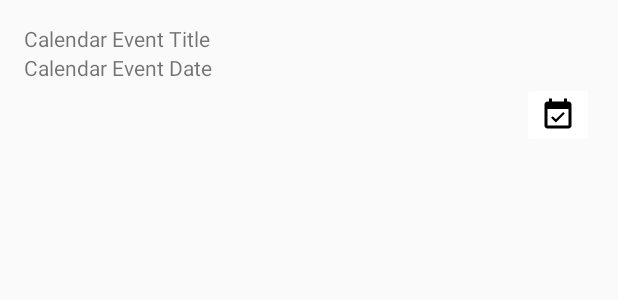
After one commit to mynameissunilk/SpaceProject, an Android app: the layout calendar_list_item.xml on its own in the app's theme, with its tools: preview values and no code run, on a phone screen of 412 x 824 dp. The commit adds this screen. Shown: the top 300 px of the screen. Run offline under Robolectric (Android 15) with nearby library versions, the phone set to English and light mode, and no system bars.

Commit message:
started calendar cardview

```diff
--- /dev/null
+++ b/Project3/app/src/main/res/drawable/ic_event_available_black_24dp.xml
@@ -0,0 +1,9 @@
+<vector xmlns:android="http://schemas.android.com/apk/res/android"
+        android:width="24dp"
+        android:height="24dp"
+        android:viewportWidth="24.0"
+        android:viewportHeight="24.0">
+    <path
+        android:fillColor="#FF000000"
+        android:pathData="M16.53,11.06L15.47,10l-4.88,4.88 -2.12,-2.12 -1.06,1.06L10.59,17l5.94,-5.94zM19,3h-1L18,1h-2v2L8,3L8,1L6,1v2L5,3c-1.11,0 -1.99,0.9 -1.99,2L3,19c0,1.1 0.89,2 2,2h14c1.1,0 2,-0.9 2,-2L21,5c0,-1.1 -0.9,-2 -2,-2zM19,19L5,19L5,8h14v11z"/>
+</vector>
--- a/Project3/app/src/main/res/layout/activity_main.xml
+++ b/Project3/app/src/main/res/layout/activity_main.xml
@@ -1,4 +1,6 @@
 <?xml version="1.0" encoding="utf-8"?>
+
+
 <LinearLayout xmlns:android="http://schemas.android.com/apk/res/android"
     xmlns:tools="http://schemas.android.com/tools"
     android:layout_width="match_parent"
--- /dev/null
+++ b/Project3/app/src/main/res/layout/calendar_list_item.xml
@@ -0,0 +1,31 @@
+<?xml version="1.0" encoding="utf-8"?>
+<LinearLayout xmlns:android="http://schemas.android.com/apk/res/android"
+    android:layout_width="match_parent"
+    android:layout_height="match_parent"
+    android:orientation="vertical"
+    android:layout_margin="16dp">
+
+
+    <TextView
+        android:id="@+id/textview_calendar_event_title"
+        android:layout_width="match_parent"
+        android:layout_height="wrap_content"
+        android:text="Calendar Event Title" />
+
+    <TextView
+        android:id="@+id/textview_calendar_event_date"
+        android:layout_width="wrap_content"
+        android:layout_height="wrap_content"
+        android:layout_below="@id/textview_calendar_event_title"
+        android:text="Calendar Event Date" />
+
+    <ImageButton
+        android:id="@+id/imagebutton_add_to_calendar"
+        android:layout_width="wrap_content"
+        android:layout_height="wrap_content"
+        android:layout_gravity="end"
+        android:backgroundTint="@android:color/white"
+        android:src="@drawable/ic_event_available_black_24dp" />
+
+
+</LinearLayout>
```
Also changed, not shown: Project3/app/src/main/java/sunil/project3/CalendarEventObject.java (added, +16 -0 lines), Project3/app/src/main/java/sunil/project3/MainActivity.java (+7 -0 lines), Project3/app/src/main/java/sunil/project3/MainRvAdapter.java (+13 -0 lines), Project3/app/src/main/res/drawable/ic_event_black_24dp.xml (added, +9 -0 lines), Project3/app/src/main/res/layout/calendar_cardview.xml (added, +15 -0 lines).
